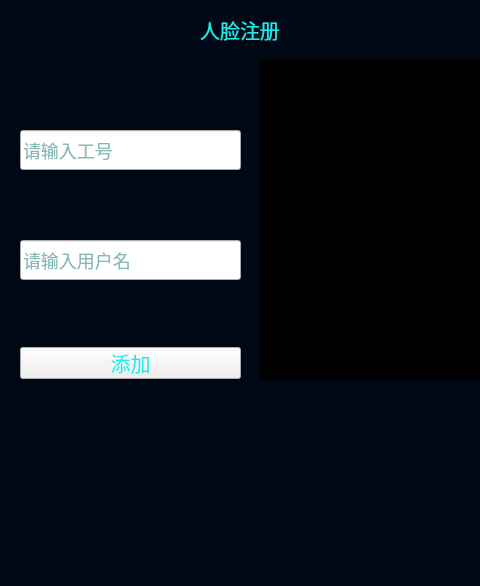
Qt form ui/register/registerpage.ui (ChaoII/fram-qt) before a commit.
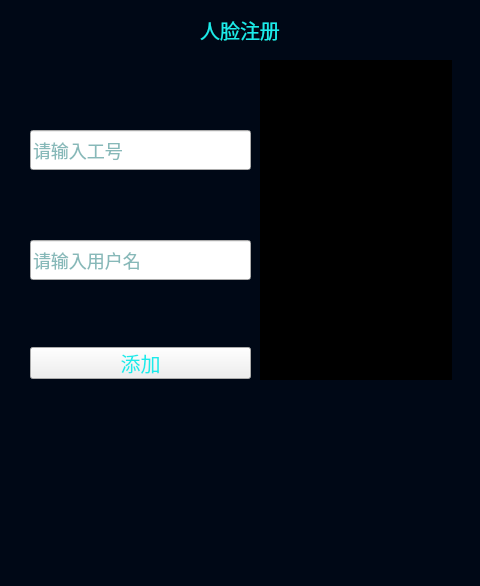
The same form after that commit. Icons and pictures are not drawn.

Patch:
```diff
--- a/ui/register/registerpage.ui
+++ b/ui/register/registerpage.ui
@@ -70,7 +70,7 @@
     <rect>
      <x>260</x>
      <y>60</y>
-     <width>220</width>
+     <width>192</width>
      <height>320</height>
     </rect>
    </property>
@@ -80,7 +80,7 @@
     <rect>
      <x>260</x>
      <y>60</y>
-     <width>220</width>
+     <width>192</width>
      <height>320</height>
     </rect>
    </property>
@@ -103,7 +103,7 @@
   <widget class="QLineEdit" name="le_staffno">
    <property name="geometry">
     <rect>
-     <x>20</x>
+     <x>30</x>
      <y>130</y>
      <width>221</width>
      <height>40</height>
@@ -122,7 +122,7 @@
   <widget class="QLineEdit" name="le_name">
    <property name="geometry">
     <rect>
-     <x>20</x>
+     <x>30</x>
      <y>240</y>
      <width>221</width>
      <height>40</height>
@@ -141,7 +141,7 @@
   <widget class="QPushButton" name="pb_ensure">
    <property name="geometry">
     <rect>
-     <x>20</x>
+     <x>30</x>
      <y>347</y>
      <width>221</width>
      <height>32</height>
```
